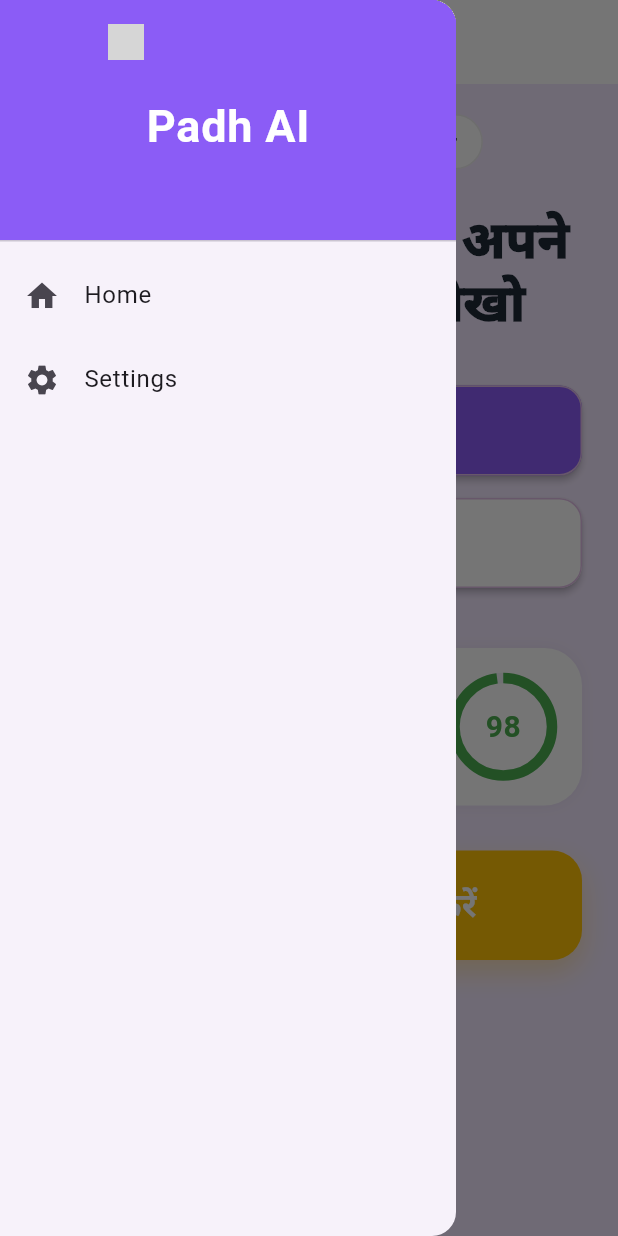
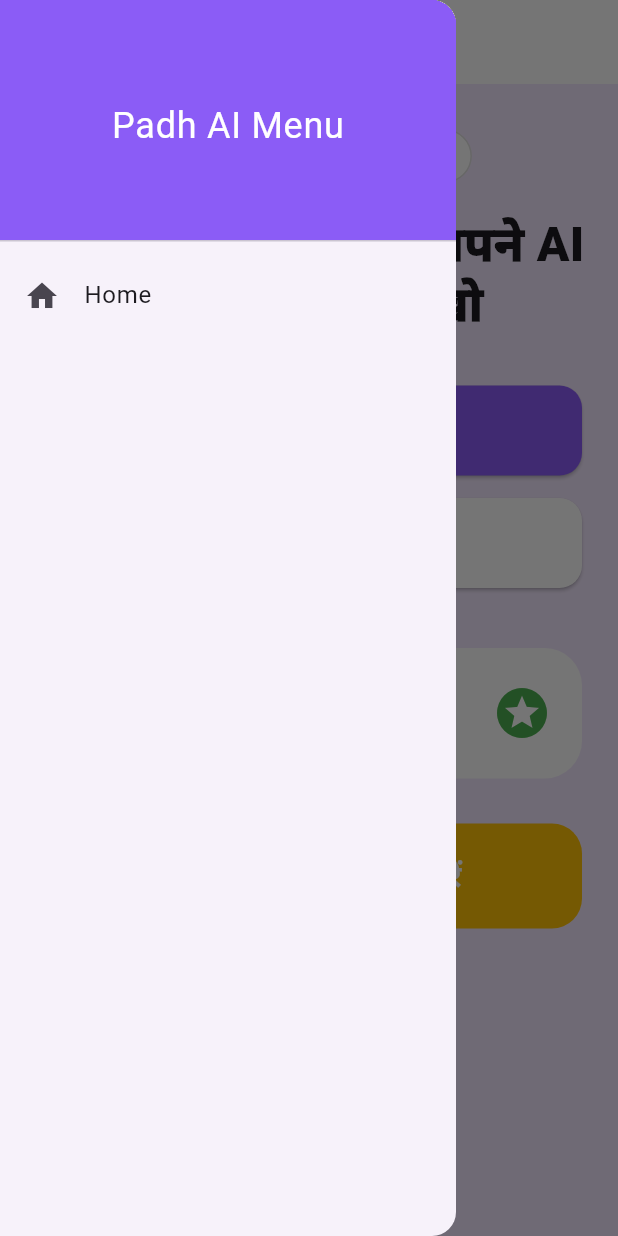
Before and after one commit to sonwaniv842-cell/Padh-Ai, a Flutter app: the screen it shows after launch, in the side drawer, after a tap on "🌟 आज का पाठ शुरू करें", on a phone screen of 412 x 824 dp. Run offline on Flutter 3.47's test engine with Material 3 defaults, Android fonts, the phone set to English and light mode, and no system bars; our stand-ins replace flutter_tts, supabase_flutter; accounts and stored records are empty; grey boxes are pictures that could not be loaded.

Commit message:
Update main.dart

```diff
--- a/lib/main.dart
+++ b/lib/main.dart
@@ -4,74 +4,68 @@
 
 void main() async {
   WidgetsFlutterBinding.ensureInitialized();
-
-  // सुपबेस इनिशियलाइज़ (क्रैश रोकने के लिए try-catch)
   try {
     await Supabase.initialize(
       url: 'https://tyonurrbwdjqfrmqrgpk.supabase.co',
       anonKey: 'eyJhbGciOiJIUzI1NiIsInR5cCI6IkpXVCJ9.eyJpc3MiOiJzdXBhYmFzZSIsInJlZiI6InR5b251cnJid2RqcWZybXFyZ3BrIiwicm9sZSI6ImFub24iLCJpYXQiOjE3ODYxNzMzODMsImV4cCI6MjEwMTc0OTM4M30.95tDST7gwxemb2w2SS71arWh77omlFf0ezPwkTun2cM',
     );
   } catch (e) {
-    debugPrint("Connection Error: $e");
+    debugPrint("Supabase Load Error: $e");
   }
-
   runApp(const PadhAIApp());
 }
 
 class PadhAIApp extends StatelessWidget {
   const PadhAIApp({super.key});
-
   @override
   Widget build(BuildContext context) {
     return MaterialApp(
       debugShowCheckedModeBanner: false,
       title: 'Padh AI',
-      theme: ThemeData(
-        scaffoldBackgroundColor: const Color(0xFFF3E8FF), // लाइट पर्पल थीम
-        primaryColor: const Color(0xFF8B5CF6),
-      ),
-      home: const WorkingHomeScreen(),
+      theme: ThemeData(scaffoldBackgroundColor: const Color(0xFFF3E8FF)),
+      home: const SafeHomeScreen(),
     );
   }
 }
 
-class WorkingHomeScreen extends StatefulWidget {
-  const WorkingHomeScreen({super.key});
-
+class SafeHomeScreen extends StatefulWidget {
+  const SafeHomeScreen({super.key});
   @override
-  State<WorkingHomeScreen> createState() => _WorkingHomeScreenState();
+  State<SafeHomeScreen> createState() => _SafeHomeScreenState();
 }
 
-class _WorkingHomeScreenState extends State<WorkingHomeScreen> {
+class _SafeHomeScreenState extends State<SafeHomeScreen> {
   final FlutterTts flutterTts = FlutterTts();
   final GlobalKey<ScaffoldState> _key = GlobalKey<ScaffoldState>();
 
   @override
   void initState() {
     super.initState();
-    _setupSpeaker();
+    _initTts();
   }
 
-  // आवाज़ (Speaker) सेटअप
-  void _setupSpeaker() async {
-    await flutterTts.setLanguage("hi-IN"); // हिंदी भाषा सेट करें
-    await flutterTts.setPitch(1.0);
-    await flutterTts.setVolume(1.0);
-    await flutterTts.setSpeechRate(0.5); // बोलने की रफ़्तार (धीरे और साफ़)
+  void _initTts() async {
+    await flutterTts.setLanguage("hi-IN");
   }
 
-  // फंक्शन: आवाज़ बोलने के लिए
-  Future<void> _speakText(String text) async {
-    if (text.isNotEmpty) {
-      await flutterTts.speak(text);
-    }
+  Future<void> _speak(String text) async {
+    await flutterTts.speak(text);
   }
 
   @override
   Widget build(BuildContext context) {
     return Scaffold(
       key: _key,
-      drawer: _buildSideMenu(), // तीन लाइन वाला मेनू बटन
+      drawer: Drawer(
+        child: ListView(
+          children: [
+            const DrawerHeader(
+                decoration: BoxDecoration(color: Color(0xFF8B5CF6)),
+                child: Center(child: Text("Padh AI Menu", style: TextStyle(color: Colors.white, fontSize: 24)))),
+            ListTile(leading: const Icon(Icons.home), title: const Text("Home"), onTap: () => Navigator.pop(context)),
+          ],
+        ),
+      ),
       appBar: AppBar(
         backgroundColor: Colors.white,
         elevation: 0,
@@ -81,11 +75,11 @@
         ),
         title: Row(
           children: [
-            Image.asset(
-              'assets/padh-ai-logo.png',
-              height: 35,
-              errorBuilder: (context, error, stackTrace) =>
-                  const Icon(Icons.smart_toy, color: Colors.indigo), // फोटो न होने पर रोबोट दिखेगा
+            // यहाँ फोटो की जगह 'Icon' का उपयोग किया गया है ताकि Error न आए
+            Container(
+              padding: const EdgeInsets.all(4),
+              decoration: BoxDecoration(color: Colors.purple.withOpacity(0.1), shape: BoxShape.circle),
+              child: const Icon(Icons.smart_toy_rounded, color: Color(0xFF8B5CF6)),
             ),
             const SizedBox(width: 10),
             const Text("Padh AI", style: TextStyle(color: Color(0xFF8B5CF6), fontWeight: FontWeight.w900)),
@@ -95,42 +89,22 @@
       body: SingleChildScrollView(
         child: Column(
           children: [
+            const SizedBox(height: 30),
+            _buildIndiaBadge(),
             const SizedBox(height: 20),
-            _buildIndiaBadge(),
-            const SizedBox(height: 25),
-            _buildHeroText(),
+            const Padding(
+              padding: EdgeInsets.symmetric(horizontal: 20),
+              child: Text("पढ़ाई अब मज़ेदार — अपने AI Teacher से सीखो",
+                  textAlign: TextAlign.center, style: TextStyle(fontSize: 32, fontWeight: FontWeight.w900, height: 1.2)),
+            ),
             const SizedBox(height: 35),
-
-            // --- किताब स्कैन बटन (विद आवाज़) ---
-            _buildMainActionButton(
-              "📸 किताब स्कैन करें",
-              const Color(0xFF8B5CF6),
-              Colors.white,
-              () {
-                _speakText("कृपया अपनी किताब की फोटो लें, मैं उसे पढ़कर सुनाता हूँ।");
-              }
-            ),
-
+            _buildButton("📸 किताब स्कैन करें", const Color(0xFF8B5CF6), Colors.white, () => _speak("अपनी किताब की फोटो लें")),
             const SizedBox(height: 15),
-
-            // --- ए आई टीचर बटन (विद आवाज़) ---
-            _buildMainActionButton(
-              "🗣️ AI Teacher से बात करें",
-              Colors.white,
-              Colors.black,
-              () {
-                _speakText("नमस्ते! मैं आपका ए आई टीचर हूँ। आज आप क्या पढ़ना चाहेंगे?");
-              }
-            ),
-
+            _buildButton("🗣️ AI Teacher से बात करें", Colors.white, Colors.black, () => _speak("नमस्ते! मैं आपका ए आई टीचर हूँ।")),
             const SizedBox(height: 40),
-            _buildPremiumScoreCard(), // 98/100 वाला प्रीमियम कार्ड
-
+            _buildScoreCard(),
             const SizedBox(height: 30),
-
-            // --- बड़ा पीला बटन (आज का पाठ) ---
-            _buildYellowLessonButton(),
-
+            _buildYellowButton(),
             const SizedBox(height: 50),
           ],
         ),
@@ -138,100 +112,55 @@
     );
   }
 
-  // --- UI बनाने के छोटे हिस्से (Widgets) ---
-
-  Widget _buildSideMenu() {
-    return Drawer(
-      child: ListView(
-        children: [
-          const DrawerHeader(
-            decoration: BoxDecoration(color: Color(0xFF8B5CF6)),
-            child: Center(child: Text("Padh AI", style: TextStyle(color: Colors.white, fontSize: 30, fontWeight: FontWeight.bold))),
-          ),
-          ListTile(leading: const Icon(Icons.home), title: const Text("Home"), onTap: () => Navigator.pop(context)),
-          ListTile(leading: const Icon(Icons.settings), title: const Text("Settings"), onTap: () {}),
-        ],
-      ),
+  Widget _buildIndiaBadge() {
+    return Container(
+      padding: const EdgeInsets.symmetric(horizontal: 16, vertical: 8),
+      decoration: BoxDecoration(color: Colors.white, borderRadius: BorderRadius.circular(30), border: Border.all(color: Colors.grey.shade300)),
+      child: const Text("✨ India का बच्चों वाला AI Teacher", style: TextStyle(fontWeight: FontWeight.bold, fontSize: 12)),
     );
   }
 
-  Widget _buildIndiaBadge() {
-    return Container(
-      padding: const EdgeInsets.symmetric(horizontal: 16, vertical: 8),
-      decoration: BoxDecoration(color: Colors.white, borderRadius: BorderRadius.circular(30), border: Border.all(color: Colors.grey.shade200)),
-      child: const Text("✨ India का बच्चों वाला AI Teacher", style: TextStyle(fontWeight: FontWeight.bold, fontSize: 13)),
-    );
-  }
-
-  Widget _buildHeroText() {
-    return const Padding(
-      padding: EdgeInsets.symmetric(horizontal: 24),
-      child: Text(
-        "पढ़ाई अब मज़ेदार — अपने AI Teacher से सीखो",
-        textAlign: TextAlign.center,
-        style: TextStyle(fontSize: 34, fontWeight: FontWeight.w900, color: Color(0xFF1F2937), height: 1.2),
-      ),
-    );
-  }
-
-  Widget _buildMainActionButton(String title, Color bg, Color txt, VoidCallback onTap) {
+  Widget _buildButton(String t, Color b, Color tx, VoidCallback fn) {
     return Padding(
       padding: const EdgeInsets.symmetric(horizontal: 24),
       child: SizedBox(
         width: double.infinity,
         height: 60,
         child: ElevatedButton(
-          style: ElevatedButton.styleFrom(
-            backgroundColor: bg,
-            shape: RoundedRectangleBorder(borderRadius: BorderRadius.circular(15), side: BorderSide(color: Colors.purple.shade100)),
-            elevation: 2,
-          ),
-          onPressed: onTap,
-          child: Text(title, style: TextStyle(color: txt, fontWeight: FontWeight.bold, fontSize: 17)),
+          style: ElevatedButton.styleFrom(backgroundColor: b, shape: RoundedRectangleBorder(borderRadius: BorderRadius.circular(15))),
+          onPressed: fn,
+          child: Text(t, style: TextStyle(color: tx, fontWeight: FontWeight.bold, fontSize: 18)),
         ),
       ),
     );
   }
 
-  Widget _buildPremiumScoreCard() {
+  Widget _buildScoreCard() {
     return Container(
       margin: const EdgeInsets.symmetric(horizontal: 24),
       padding: const EdgeInsets.all(20),
-      decoration: BoxDecoration(color: Colors.white, borderRadius: BorderRadius.circular(25), boxShadow: [BoxShadow(color: Colors.black.withOpacity(0.05), blurRadius: 10)]),
-      child: Row(
+      decoration: BoxDecoration(color: Colors.white, borderRadius: BorderRadius.circular(25)),
+      child: const Row(
         mainAxisAlignment: MainAxisAlignment.spaceBetween,
         children: [
-          const Column(
-            crossAxisAlignment: CrossAxisAlignment.start,
-            children: [
-              Text("AI Evaluation", style: TextStyle(color: Colors.green, fontWeight: FontWeight.bold)),
-              Text("98/100 स्कोर", style: TextStyle(fontSize: 20, fontWeight: FontWeight.bold)),
-            ],
-          ),
-          Stack(
-            alignment: Alignment.center,
-            children: [
-              const SizedBox(width: 65, height: 65, child: CircularProgressIndicator(value: 0.98, strokeWidth: 7, color: Colors.green, backgroundColor: Color(0xFFF1F5F9))),
-              const Text("98", style: TextStyle(fontWeight: FontWeight.bold, color: Colors.green, fontSize: 20)),
-            ],
-          )
+          Column(crossAxisAlignment: CrossAxisAlignment.start, children: [
+            Text("AI Evaluation", style: TextStyle(color: Colors.green, fontWeight: FontWeight.bold)),
+            Text("स्कोर: 98/100", style: TextStyle(fontSize: 18, fontWeight: FontWeight.bold)),
+          ]),
+          Icon(Icons.stars, color: Colors.green, size: 40),
         ],
       ),
     );
   }
 
-  Widget _buildYellowLessonButton() {
+  Widget _buildYellowButton() {
     return GestureDetector(
-      onTap: () => _speakText("शानदार! आज का नया पाठ शुरू हो गया है। ध्यान से सुनें।"),
+      onTap: () => _speak("आज का पाठ शुरू करते हैं।"),
       child: Container(
         margin: const EdgeInsets.symmetric(horizontal: 24),
         padding: const EdgeInsets.symmetric(vertical: 20),
-        decoration: BoxDecoration(
-          color: Colors.amber,
-          borderRadius: BorderRadius.circular(20),
-          boxShadow: [BoxShadow(color: Colors.amber.withOpacity(0.3), blurRadius: 15, offset: const Offset(0, 8))],
-        ),
-        child: const Center(child: Text("🌟 आज का पाठ शुरू करें", style: TextStyle(fontSize: 22, fontWeight: FontWeight.bold, color: Colors.white))),
+        decoration: BoxDecoration(color: Colors.amber, borderRadius: BorderRadius.circular(20)),
+        child: const Center(child: Text("🌟 आज का पाठ शुरू करें", style: TextStyle(fontSize: 20, fontWeight: FontWeight.bold, color: Colors.white))),
       ),
     );
   }
```
